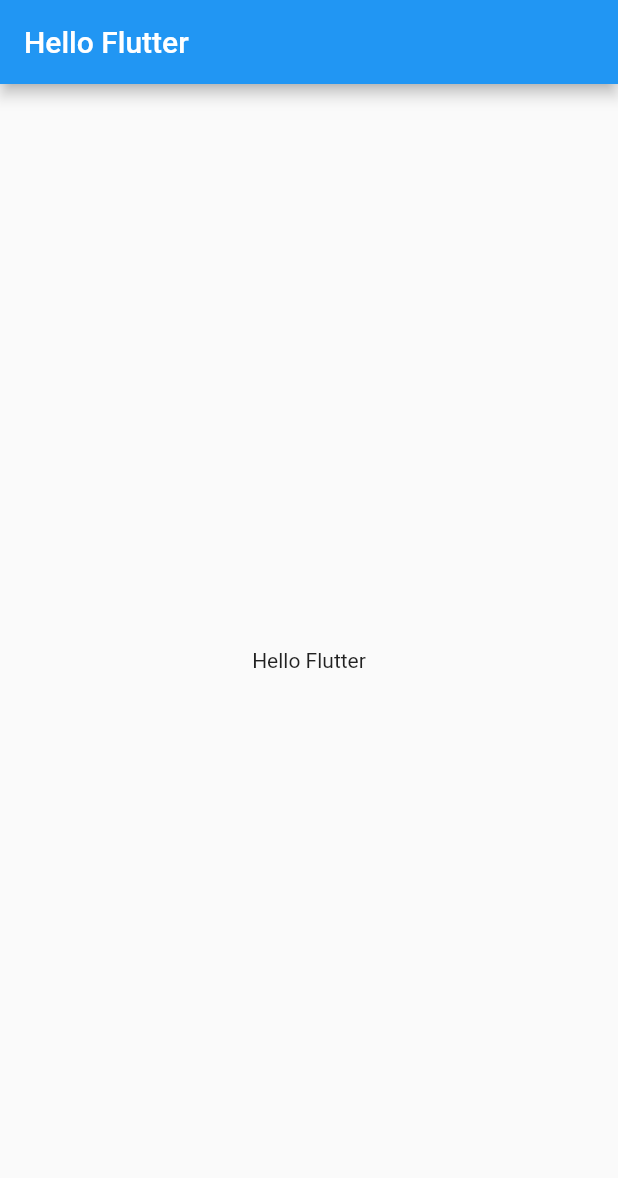
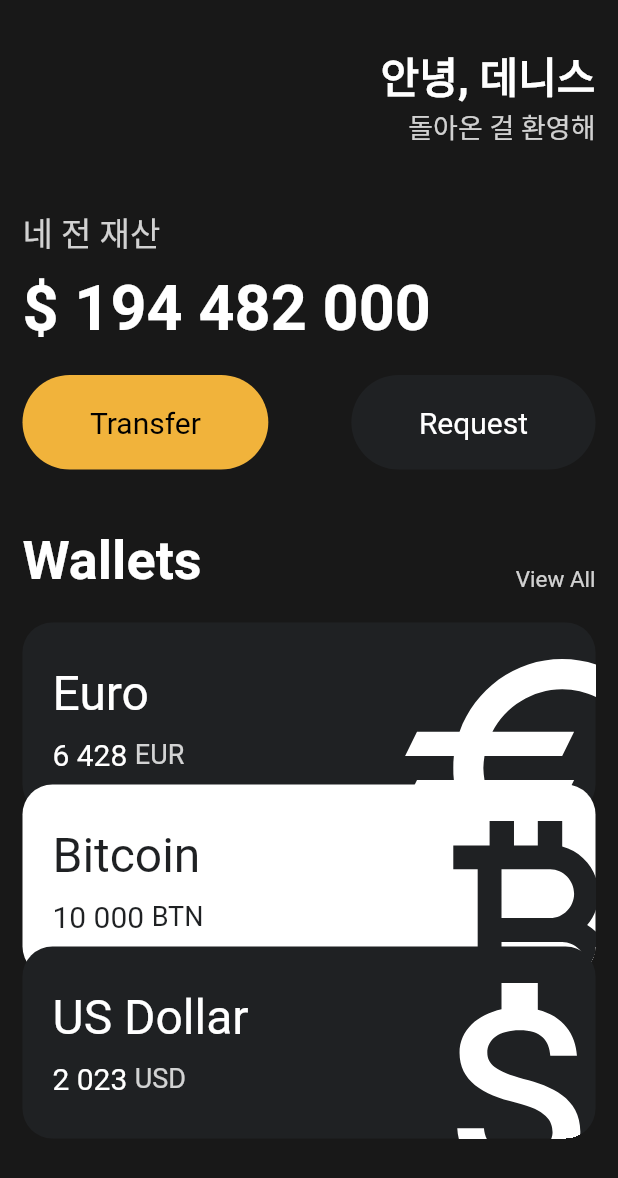
Before and after one commit to BenevolentEasternGovernor/flutter-tutorial, a Flutter app: the screen it shows after launch, on a phone screen of 412 x 824 dp. Shown: the top 1178 px of the screen. Run offline on Flutter 3.47's test engine with Material 2 defaults, Android fonts, the phone set to English and light mode, and no system bars.

Commit message:
2. Static Wallet Application

```diff
--- a/lib/main.dart
+++ b/lib/main.dart
@@ -1,19 +1,147 @@
 import "package:flutter/material.dart";
+import 'package:fluttertutor/widgets/buttton.dart';
+import 'package:fluttertutor/widgets/currency_card.dart';
 
 void main() {
-  runApp(App());
+  runApp(const MyApp());
 }
 
-class App extends StatelessWidget {
+class MyApp extends StatelessWidget {
+  const MyApp({super.key});
+
   @override
   Widget build(BuildContext context) {
     return MaterialApp(
       home: Scaffold(
-        appBar: AppBar(
-          title: Text("Hello Flutter"),
-        ),
-        body: Center(
-          child: Text("Hello Flutter"),
+        backgroundColor: const Color(0xFF181818),
+        body: Padding(
+          padding: const EdgeInsets.symmetric(
+            horizontal: 15,
+          ),
+          child: Column(
+            crossAxisAlignment: CrossAxisAlignment.start,
+            children: [
+              const SizedBox(
+                height: 30,
+              ),
+              Row(
+                mainAxisAlignment: MainAxisAlignment.end,
+                children: [
+                  Column(
+                    crossAxisAlignment: CrossAxisAlignment.end,
+                    children: [
+                      const Text(
+                        "안녕, 데니스",
+                        style: TextStyle(
+                          fontSize: 28,
+                          color: Colors.white,
+                          fontWeight: FontWeight.w800,
+                        ),
+                      ),
+                      Text(
+                        "돌아온 걸 환영해",
+                        style: TextStyle(
+                          color: Colors.white.withOpacity(.8),
+                          fontSize: 18,
+                        ),
+                      ),
+                    ],
+                  ),
+                ],
+              ),
+              const SizedBox(
+                height: 40,
+              ),
+              Text(
+                "네 전 재산",
+                style: TextStyle(
+                  fontSize: 22,
+                  color: Colors.white.withOpacity(.8),
+                ),
+              ),
+              const SizedBox(
+                height: 10,
+              ),
+              const Text(
+                "\$ 194 482 000",
+                style: TextStyle(
+                  fontSize: 42,
+                  fontWeight: FontWeight.w600,
+                  color: Colors.white,
+                ),
+              ),
+              const SizedBox(
+                height: 20,
+              ),
+              Row(
+                mainAxisAlignment: MainAxisAlignment.spaceBetween,
+                children: const [
+                  Button(
+                    text: "Transfer",
+                    bgColor: Color(0xFFF1B33B),
+                    textColor: Colors.black,
+                  ),
+                  Button(
+                    text: "Request",
+                    bgColor: Color(0xFF1F2123),
+                    textColor: Colors.white,
+                  ),
+                ],
+              ),
+              const SizedBox(
+                height: 40,
+              ),
+              Row(
+                mainAxisAlignment: MainAxisAlignment.spaceBetween,
+                crossAxisAlignment: CrossAxisAlignment.end,
+                children: [
+                  const Text(
+                    "Wallets",
+                    style: TextStyle(
+                      color: Colors.white,
+                      fontSize: 36,
+                      fontWeight: FontWeight.w600,
+                    ),
+                  ),
+                  Text(
+                    "View All",
+                    style: TextStyle(
+                        color: Colors.white.withOpacity(.8), fontSize: 15),
+                  ),
+                ],
+              ),
+              const SizedBox(
+                height: 20,
+              ),
+              const CurrencyCard(
+                name: "Euro",
+                code: "EUR",
+                amount: "6 428",
+                icon: Icons.euro_sharp,
+                isInverted: false,
+              ),
+              Transform.translate(
+                offset: const Offset(0, -20),
+                child: const CurrencyCard(
+                  name: "Bitcoin",
+                  code: "BTN",
+                  amount: "10 000",
+                  icon: Icons.currency_bitcoin,
+                  isInverted: true,
+                ),
+              ),
+              Transform.translate(
+                offset: const Offset(0, -40),
+                child: const CurrencyCard(
+                  name: "US Dollar",
+                  code: "USD",
+                  amount: "2 023",
+                  icon: Icons.attach_money_outlined,
+                  isInverted: false,
+                ),
+              ),
+            ],
+          ),
         ),
       ),
     );
--- /dev/null
+++ b/lib/widgets/buttton.dart
@@ -0,0 +1,37 @@
+import "package:flutter/material.dart";
+
+class Button extends StatelessWidget {
+  final String text;
+  final Color bgColor;
+  final Color textColor;
+
+  const Button({
+    super.key,
+    required this.text,
+    required this.bgColor,
+    required this.textColor,
+  });
+
+  @override
+  Widget build(BuildContext context) {
+    return Container(
+      decoration: BoxDecoration(
+        color: bgColor,
+        borderRadius: BorderRadius.circular(45),
+      ),
+      child: Padding(
+        padding: const EdgeInsets.symmetric(
+          vertical: 20,
+          horizontal: 45,
+        ),
+        child: Text(
+          text,
+          style: TextStyle(
+            fontSize: 20,
+            color: textColor,
+          ),
+        ),
+      ),
+    );
+  }
+}
--- /dev/null
+++ b/lib/widgets/currency_card.dart
@@ -0,0 +1,86 @@
+import 'package:flutter/material.dart';
+
+class CurrencyCard extends StatelessWidget {
+  final String name, code, amount;
+  final IconData icon;
+  final bool isInverted;
+
+  final Color _blackColor = const Color(0xFF1F2123);
+
+  const CurrencyCard({
+    super.key,
+    required this.name,
+    required this.code,
+    required this.amount,
+    required this.icon,
+    required this.isInverted,
+  });
+
+  @override
+  Widget build(BuildContext context) {
+    return Container(
+      clipBehavior: Clip.hardEdge,
+      decoration: BoxDecoration(
+        color: isInverted ? Colors.white : _blackColor,
+        borderRadius: BorderRadius.circular(20),
+      ),
+      child: Padding(
+        padding: const EdgeInsets.all(20),
+        child: Row(
+          mainAxisAlignment: MainAxisAlignment.spaceBetween,
+          children: [
+            Column(
+              crossAxisAlignment: CrossAxisAlignment.start,
+              children: [
+                Text(
+                  name,
+                  style: TextStyle(
+                    color: isInverted ? _blackColor : Colors.white,
+                    fontSize: 32,
+                  ),
+                ),
+                const SizedBox(
+                  height: 10,
+                ),
+                Row(
+                  children: [
+                    Text(
+                      amount,
+                      style: TextStyle(
+                        color: isInverted ? _blackColor : Colors.white,
+                        fontSize: 20,
+                      ),
+                    ),
+                    const SizedBox(
+                      width: 5,
+                    ),
+                    Text(
+                      code,
+                      style: TextStyle(
+                        color: isInverted
+                            ? _blackColor
+                            : Colors.white.withOpacity(.8),
+                        fontSize: 18,
+                      ),
+                    ),
+                  ],
+                ),
+              ],
+            ),
+            Transform.scale(
+              scale: 2.2,
+              child: Transform.translate(
+                offset: const Offset(8, 15),
+                child: Icon(
+                  icon,
+                  color: isInverted ? _blackColor : Colors.white,
+                  size: 88,
+                ),
+              ),
+            ),
+          ],
+        ),
+      ),
+    );
+  }
+}
```
